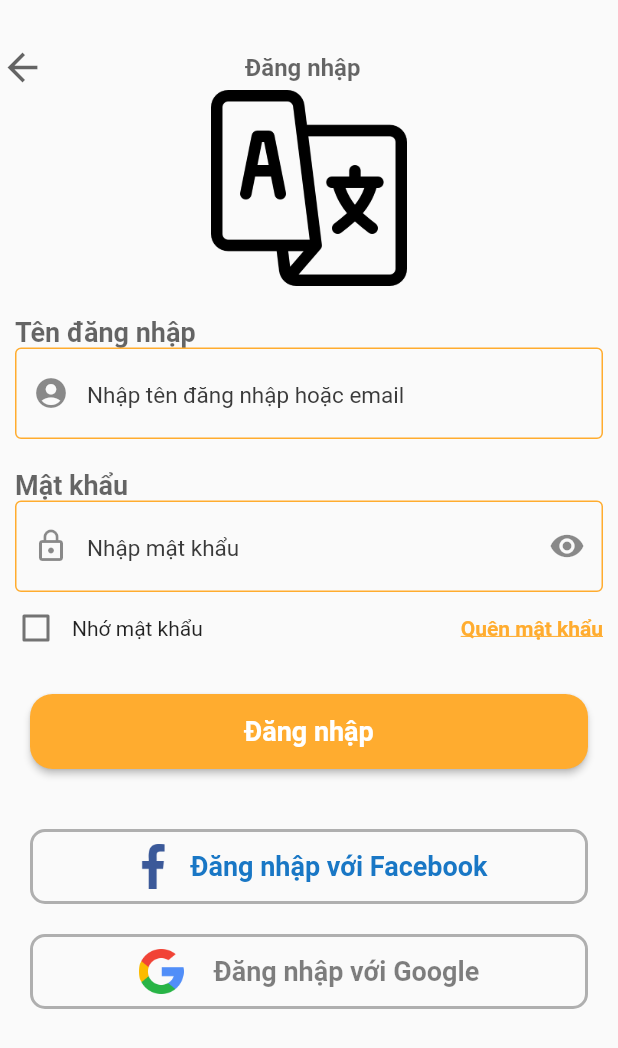
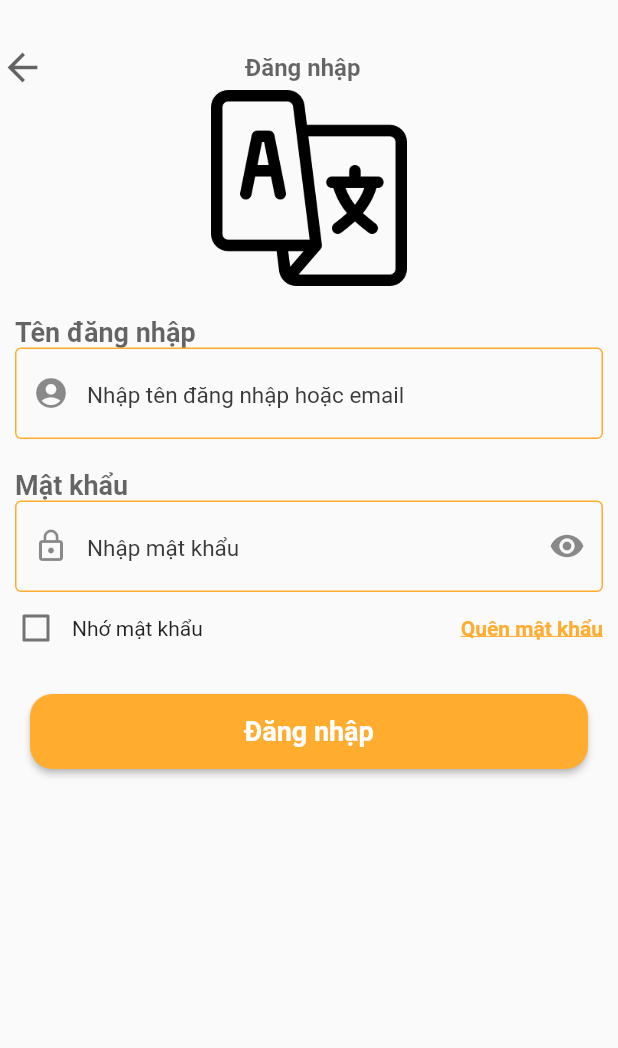
Before and after one commit to NhutHoa13/DEV_KHA, a Flutter app: the DangnhapScreen screen opened directly, on a phone screen of 412 x 824 dp. Shown: the top 1048 px of the screen. Run offline on Flutter 3.47's test engine with Material 2 defaults, Android fonts, the phone set to English and light mode, and no system bars.

Commit message:
Cap nhat xem hang

```diff
--- a/DA_Moble/lib/Screen/Dangnhap.dart
+++ b/DA_Moble/lib/Screen/Dangnhap.dart
@@ -220,92 +220,8 @@
                     ],
                   ),
                 ),
-                Container(
-                  padding: EdgeInsets.fromLTRB(10, 20, 10, 0),
-                  child: Row(
-                    mainAxisAlignment: MainAxisAlignment.center,
-                    children: [
-                      ConstrainedBox(
-                        constraints:
-                            BoxConstraints(minWidth: r - mlr, minHeight: 50),
-                        child: OutlinedButton(
-                          style: ElevatedButton.styleFrom(
-                            side: BorderSide(
-                              width: 2,
-                              color: Colors.black.withOpacity(0.3),
-                            ),
-                            shape: RoundedRectangleBorder(
-                              borderRadius: BorderRadius.circular(10),
-                            ),
-                          ),
-                          onPressed: () {},
-                          child: Row(
-                            children: [
-                              Image(
-                                image: AssetImage('assets/images/facebook.png'),
-                                width: 30,
-                              ),
-                              SizedBox(
-                                width: 10,
-                              ),
-                              Text(
-                                "Đăng nhập với Facebook",
-                                style: TextStyle(
-                                    fontSize: 18,
-                                    fontWeight: FontWeight.bold,
-                                    color: Color.fromARGB(255, 25, 119, 197)),
-                              ),
-                            ],
-                          ),
-                        ),
-                      ),
-                    ],
-                  ),
-                ),
-                Container(
-                  padding: EdgeInsets.fromLTRB(10, 20, 10, 10),
-                  child: Row(
-                    mainAxisAlignment: MainAxisAlignment.center,
-                    children: [
-                      ConstrainedBox(
-                        constraints:
-                            BoxConstraints(minWidth: r - mlr, minHeight: 50),
-                        child: OutlinedButton(
-                          style: ElevatedButton.styleFrom(
-                            side: BorderSide(
-                              width: 2,
-                              color: Colors.black.withOpacity(0.3),
-                            ),
-                            shape: RoundedRectangleBorder(
-                              borderRadius: BorderRadius.circular(10),
-                            ),
-                          ),
-                          onPressed: () {},
-                          child: Row(
-                            children: [
-                              Image(
-                                image: AssetImage(
-                                  'assets/images/search.png',
-                                ),
-                                width: 30,
-                              ),
-                              SizedBox(
-                                width: 20,
-                              ),
-                              Text(
-                                "Đăng nhập với Google",
-                                style: TextStyle(
-                                    fontSize: 18,
-                                    fontWeight: FontWeight.bold,
-                                    color: Colors.black.withOpacity(0.5)),
-                              ),
-                            ],
-                          ),
-                        ),
-                      ),
-                    ],
-                  ),
-                ),
+
+
 
               ]),
         ),
--- a/DA_Moble/lib/Screen/Doikhang.dart
+++ b/DA_Moble/lib/Screen/Doikhang.dart
@@ -4,6 +4,7 @@
 import 'package:flutter/src/widgets/framework.dart';
 
 import 'package:flutter/src/widgets/container.dart';
+import 'package:flutter_application_1/Screen/Timtran.dart';
 
 class DoikhangScreen extends StatefulWidget {
   const DoikhangScreen({super.key});
@@ -80,8 +81,8 @@
                                     borderRadius:
                                         BorderRadius.circular(15.0)))),
                         onPressed: () {
-                        //    Navigator.of(context).popUntil((route) => route.isFirst);
-                        // Navigator.push(context, MaterialPageRoute(builder:(context) => const screen_home()));
+                           Navigator.of(context).popUntil((route) => route.isFirst);
+                        Navigator.push(context, MaterialPageRoute(builder:(context) => const TimtranScreen()));
                         },
                         // child: const Padding(
                         //     padding: EdgeInsets.fromLTRB(10, 10, 10, 10),
--- a/DA_Moble/lib/Screen/Timtran.dart
+++ b/DA_Moble/lib/Screen/Timtran.dart
@@ -1,6 +1,7 @@
 import 'package:flutter/material.dart';
 import 'package:flutter/src/widgets/container.dart';
 import 'package:flutter/src/widgets/framework.dart';
+import 'package:flutter_application_1/Screen/Doikhang.dart';
 
 class TimtranScreen extends StatefulWidget {
   const TimtranScreen({super.key});
@@ -93,7 +94,19 @@
                 )
               ],
             ),
+          ),
+          Center(
+            child: TextButton(onPressed: (){
+               Navigator.of(context).popUntil((route) => route.isFirst);
+                        Navigator.push(context, MaterialPageRoute(builder: (context) => DoikhangScreen()));
+            },
+                      child: Text('Hủy',
+                    style: TextStyle(
+                        color: Colors.black,
+                        fontSize: 30,
+                        fontWeight: FontWeight.bold),)),
           )
+
         ]),
       ),
     );
--- a/DA_Moble/lib/Screen/Xemxephang.dart
+++ b/DA_Moble/lib/Screen/Xemxephang.dart
@@ -35,8 +35,8 @@
                   width: 60,
                   child: Image(image: AssetImage('assets/images/shield (7).png'))),
                 SizedBox(
-                  height: 100,
-                  width: 100,
+                  height: 90,
+                  width: 90,
                   child: Image(image: AssetImage('assets/images/shield (2).png'))),
                    SizedBox(
                   height: 60,
--- a/DA_Moble/lib/main.dart
+++ b/DA_Moble/lib/main.dart
@@ -37,7 +37,7 @@
   Widget build(BuildContext context) {
     return MaterialApp(
       debugShowCheckedModeBanner: false,
-      home: const TimtranScreen(),
+      home: const TrangchuSrceen(),
     );
   }
 }
```
